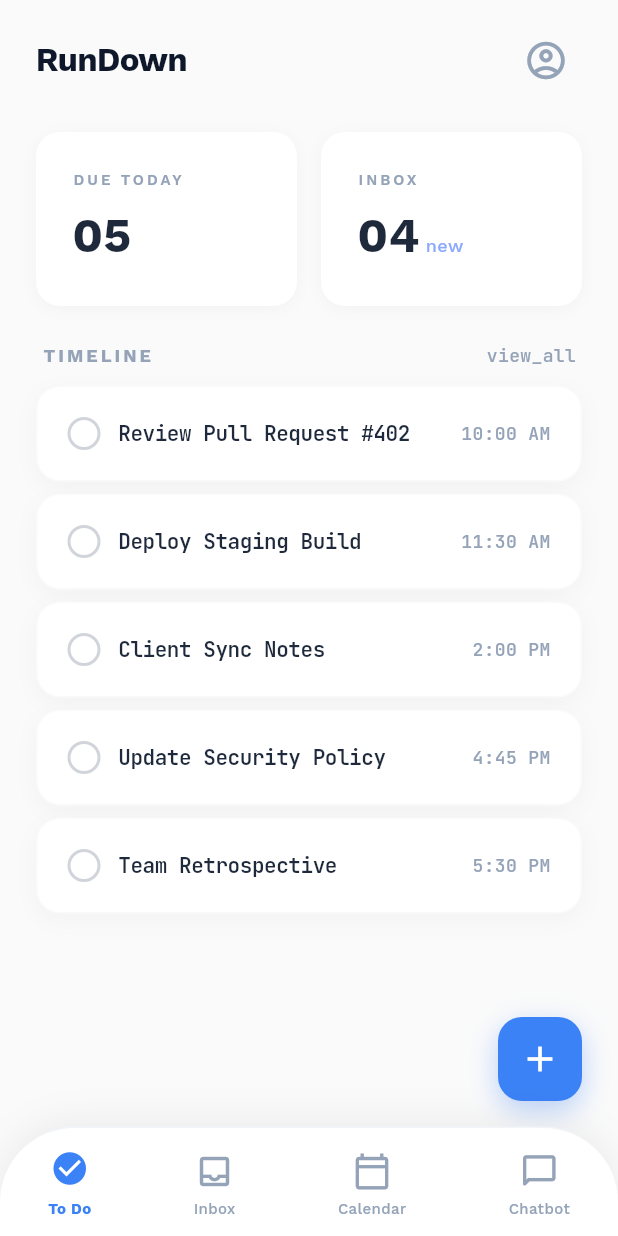
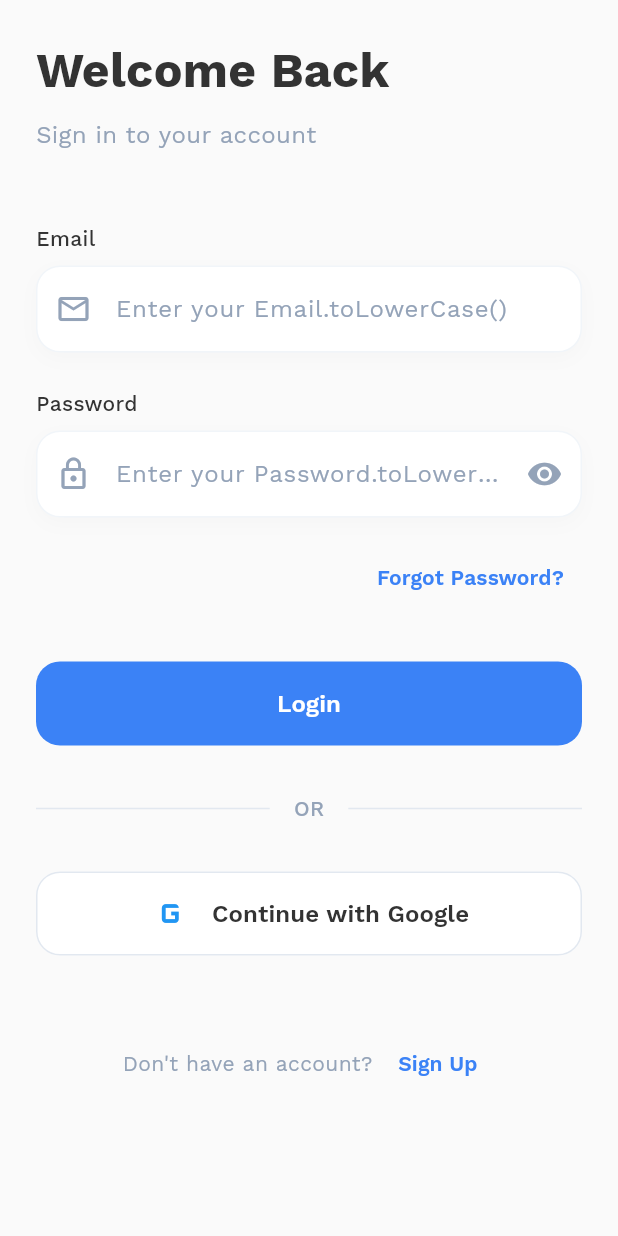
Before and after one commit to rajatsinghten/RundownTask, a Flutter app: the screen it shows after launch, on a phone screen of 412 x 824 dp. Run offline on Flutter 3.47's test engine with Material 3 defaults, Android fonts, the phone set to English and light mode, and no system bars; our stand-ins replace firebase_auth, firebase_core, google_fonts, google_sign_in; missing offline and left inert: googleapis; accounts and stored records are empty; network calls fail.

Commit message:
Login Screen Added

```diff
--- a/lib/app.dart
+++ b/lib/app.dart
@@ -11,7 +11,7 @@ class RundownTaskApp extends StatelessWidget {
       title: 'Rundown Task',
       debugShowCheckedModeBanner: false,
       theme: AppTheme.lightTheme,
-      initialRoute: AppRouter.main,
+      initialRoute: AppRouter.login,
       onGenerateRoute: AppRouter.generateRoute,
     );
   }
--- a/lib/core/router/app_router.dart
+++ b/lib/core/router/app_router.dart
@@ -2,10 +2,12 @@ import 'package:flutter/material.dart';
 import '../../shared/widgets/main_screen.dart';
 import '../../features/inbox/screens/inbox_triage_screen.dart';
 import '../../features/profile/screens/profile_screen.dart';
+import '../../features/auth/screens/login_screen.dart';
 
 class AppRouter {
   AppRouter._();
 
+  static const String login = '/login';
   static const String main = '/';
   static const String inboxTriage = '/inbox-triage';
   static const String profile = '/profile';
@@ -33,6 +35,8 @@ class AppRouter {
 
   static Route<dynamic> generateRoute(RouteSettings settings) {
     switch (settings.name) {
+      case login:
+        return _slideRoute(const LoginScreen(), settings);
       case main:
         return _slideRoute(const MainScreen(), settings);
       case inboxTriage:
@@ -55,7 +59,7 @@ class AppRouter {
         return _slideRoute(
           Scaffold(
             body: Center(
-              child: Text('No route defined for \${settings.name}'),
+              child: Text('No route defined for ${settings.name}'),
             ),
           ),
           settings,
--- /dev/null
+++ b/lib/core/services/auth_service.dart
@@ -0,0 +1,94 @@
+import 'package:firebase_auth/firebase_auth.dart';
+import 'package:google_sign_in/google_sign_in.dart';
+import 'package:googleapis/gmail/v1.dart' as gmail;
+import 'package:http/http.dart' as http;
+
+/// A custom HTTP client that injects the Google Sign-In auth headers
+/// into all requests, so `googleapis` can use it automatically.
+class GoogleAuthClient extends http.BaseClient {
+  final Map<String, String> _headers;
+  final http.Client _client = http.Client();
+
+  GoogleAuthClient(this._headers);
+
+  @override
+  Future<http.StreamedResponse> send(http.BaseRequest request) {
+    return _client.send(request..headers.addAll(_headers));
+  }
+}
+
+class AuthService {
+  // Singleton pattern is useful for services
+  static final AuthService _instance = AuthService._internal();
+  factory AuthService() => _instance;
+  AuthService._internal();
+
+  final FirebaseAuth _auth = FirebaseAuth.instance;
+
+  User? get currentUser => _auth.currentUser;
+
+  /// Starts the Google Sign-In flow and authenticates with Firebase
+  Future<UserCredential?> signInWithGoogle() async {
+    try {
+      // Trigger the authentication flow
+      final GoogleSignInAccount? account = await GoogleSignIn.instance.authenticate(
+        scopeHint: [gmail.GmailApi.gmailReadonlyScope],
+      );
+
+      if (account == null) {
+        // The user canceled the sign-in
+        return null;
+      }
+
+      // Obtain the auth details
+      final GoogleSignInAuthentication googleAuth = await account.authentication;
+
+      // To securely sign in with Firebase, we need the ID token. Sometimes the access token is also requested.
+      // With google_sign_in 7.0+, access tokens must be obtained via the authorization client.
+      final authzClient = account.authorizationClient;
+      final authz = await authzClient.authorizationForScopes([]);
+      final String? accessToken = authz?.accessToken;
+
+      // Create a new credential
+      final OAuthCredential credential = GoogleAuthProvider.credential(
+        accessToken: accessToken,
+        idToken: googleAuth.idToken,
+      );
+
+      // Once signed in, return the UserCredential
+      return await _auth.signInWithCredential(credential);
+    } catch (e) {
+      print('Error during Google Sign-In: $e');
+      return null;
+    }
+  }
+
+  /// Signs out of both Google and Firebase
+  Future<void> signOut() async {
+    await GoogleSignIn.instance.signOut();
+    await _auth.signOut();
+  }
+
+  /// Returns an authenticated GmailApi client for the current Google Session
+  Future<gmail.GmailApi?> getGmailApi() async {
+    try {
+      final authClient = GoogleSignIn.instance.authorizationClient;
+      // Authorize to get the Gmail Scopes
+      final authz = await authClient.authorizeScopes([gmail.GmailApi.gmailReadonlyScope]);
+
+      final token = authz.accessToken;
+
+      final authHeaders = {
+        'Authorization': 'Bearer $token',
+        'X-Goog-AuthUser': '0',
+      };
+
+      final client = GoogleAuthClient(authHeaders);
+
+      return gmail.GmailApi(client);
+    } catch (e) {
+       print('Error getting Gmail API scopes: $e');
+       return null;
+    }
+  }
+}
--- /dev/null
+++ b/lib/features/auth/screens/login_screen.dart
@@ -0,0 +1,302 @@
+import 'package:flutter/material.dart';
+import 'package:google_fonts/google_fonts.dart';
+import '../../../core/theme/app_colors.dart';
+import '../../../core/router/app_router.dart';
+import '../../../core/services/auth_service.dart';
+
+class LoginScreen extends StatefulWidget {
+  const LoginScreen({super.key});
+
+  @override
+  State<LoginScreen> createState() => _LoginScreenState();
+}
+
+class _LoginScreenState extends State<LoginScreen> {
+  final _emailController = TextEditingController();
+  final _passwordController = TextEditingController();
+  bool _isPasswordVisible = false;
+
+  @override
+  void dispose() {
+    _emailController.dispose();
+    _passwordController.dispose();
+    super.dispose();
+  }
+
+  void _handleLogin() {
+    // Basic validation
+    if (_emailController.text.isNotEmpty && _passwordController.text.isNotEmpty) {
+      Navigator.pushReplacementNamed(context, AppRouter.main);
+    } else {
+      ScaffoldMessenger.of(context).showSnackBar(
+        const SnackBar(
+          content: Text('Please enter email and password'),
+          backgroundColor: Colors.red,
+        ),
+      );
+    }
+  }
+
+  @override
+  Widget build(BuildContext context) {
+    return Scaffold(
+      backgroundColor: AppColors.background,
+      body: SafeArea(
+        child: SingleChildScrollView(
+          child: Padding(
+            padding: const EdgeInsets.symmetric(horizontal: 24.0, vertical: 24.0),
+            child: Column(
+              crossAxisAlignment: CrossAxisAlignment.start,
+              mainAxisAlignment: MainAxisAlignment.center,
+            children: [
+              Text(
+                'Welcome Back',
+                style: GoogleFonts.workSans(
+                  fontSize: 32,
+                  fontWeight: FontWeight.bold,
+                  color: AppColors.textMain,
+                ),
+              ),
+              const SizedBox(height: 8),
+              Text(
+                'Sign in to your account',
+                style: GoogleFonts.workSans(
+                  fontSize: 16,
+                  color: AppColors.textSlate400,
+                ),
+              ),
+              const SizedBox(height: 48),
+
+              // Email Field
+              _buildTextField(
+                controller: _emailController,
+                label: 'Email',
+                icon: Icons.email_outlined,
+                keyboardType: TextInputType.emailAddress,
+              ),
+              const SizedBox(height: 24),
+
+              // Password Field
+              _buildTextField(
+                controller: _passwordController,
+                label: 'Password',
+                icon: Icons.lock_outline,
+                obscureText: !_isPasswordVisible,
+                suffixIcon: IconButton(
+                  icon: Icon(
+                    _isPasswordVisible ? Icons.visibility_off : Icons.visibility,
+                    color: AppColors.textSlate400,
+                  ),
+                  onPressed: () {
+                    setState(() {
+                      _isPasswordVisible = !_isPasswordVisible;
+                    });
+                  },
+                ),
+              ),
+              const SizedBox(height: 16),
+
+              // Forgot Password
+              Align(
+                alignment: Alignment.centerRight,
+                child: TextButton(
+                  onPressed: () {},
+                  child: Text(
+                    'Forgot Password?',
+                    style: GoogleFonts.workSans(
+                      color: AppColors.primary,
+                      fontWeight: FontWeight.w600,
+                    ),
+                  ),
+                ),
+              ),
+              const SizedBox(height: 32),
+
+              // Login Button
+              SizedBox(
+                width: double.infinity,
+                height: 56,
+                child: ElevatedButton(
+                  onPressed: _handleLogin,
+                  style: ElevatedButton.styleFrom(
+                    backgroundColor: AppColors.primary,
+                    shape: RoundedRectangleBorder(
+                      borderRadius: BorderRadius.circular(16),
+                    ),
+                    elevation: 0,
+                  ),
+                  child: Text(
+                    'Login',
+                    style: GoogleFonts.workSans(
+                      fontSize: 16,
+                      fontWeight: FontWeight.w600,
+                      color: Colors.white,
+                    ),
+                  ),
+                ),
+              ),
+
+              const SizedBox(height: 32),
+
+              // Divider
+              Row(
+                children: [
+                  Expanded(child: Divider(color: AppColors.slate200)),
+                  Padding(
+                    padding: const EdgeInsets.symmetric(horizontal: 16),
+                    child: Text(
+                      'OR',
+                      style: GoogleFonts.workSans(
+                        color: AppColors.textSlate400,
+                        fontWeight: FontWeight.w500,
+                      ),
+                    ),
+                  ),
+                  Expanded(child: Divider(color: AppColors.slate200)),
+                ],
+              ),
+
+              const SizedBox(height: 32),
+
+              // Google Login Button
+              SizedBox(
+                width: double.infinity,
+                height: 56,
+                child: ElevatedButton(
+                  onPressed: () async {
+                    // Handle Google Login
+                    final credential = await AuthService().signInWithGoogle();
+                    if (credential != null) {
+                      if (context.mounted) {
+                        Navigator.pushReplacementNamed(context, AppRouter.main);
+                      }
+                    } else {
+                      if (context.mounted) {
+                        ScaffoldMessenger.of(context).showSnackBar(
+                          const SnackBar(
+                            content: Text('Google Sign-In failed or was canceled.'),
+                            backgroundColor: Colors.red,
+                          ),
+                        );
+                      }
+                    }
+                  },
+                  style: ElevatedButton.styleFrom(
+                    backgroundColor: Colors.white,
+                    shape: RoundedRectangleBorder(
+                      borderRadius: BorderRadius.circular(16),
+                      side: BorderSide(color: AppColors.slate200),
+                    ),
+                    elevation: 0,
+                  ),
+                  child: Row(
+                    mainAxisAlignment: MainAxisAlignment.center,
+                    children: [
+                      Image.network(
+                        'https://upload.wikimedia.org/wikipedia/commons/thumb/c/c1/Google_%22G%22_logo.svg/120px-Google_%22G%22_logo.svg.png',
+                        height: 24,
+                        width: 24,
+                        errorBuilder: (context, error, stackTrace) => const Icon(Icons.g_mobiledata, color: Colors.blue, size: 30),
+                      ),
+                      const SizedBox(width: 12),
+                      Text(
+                        'Continue with Google',
+                        style: GoogleFonts.workSans(
+                          fontSize: 16,
+                          fontWeight: FontWeight.w600,
+                          color: AppColors.textMain,
+                        ),
+                      ),
+                    ],
+                  ),
+                ),
+              ),
+
+              const SizedBox(height: 48),
+
+              // Sign Up Link
+              Row(
+                mainAxisAlignment: MainAxisAlignment.center,
+                children: [
+                  Text(
+                    "Don't have an account? ",
+                    style: GoogleFonts.workSans(
+                      color: AppColors.textSlate400,
+                    ),
+                  ),
+                  TextButton(
+                    onPressed: () {},
+                    child: Text(
+                      'Sign Up',
+                      style: GoogleFonts.workSans(
+                        color: AppColors.primary,
+                        fontWeight: FontWeight.w600,
+                      ),
+                    ),
+                  ),
+                ],
+              ),
+            ],
+          ),
+        ),
+      ),
+      ),
+    );
+  }
+
+  Widget _buildTextField({
+    required TextEditingController controller,
+    required String label,
+    required IconData icon,
+    bool obscureText = false,
+    TextInputType? keyboardType,
+    Widget? suffixIcon,
+  }) {
+    return Column(
+      crossAxisAlignment: CrossAxisAlignment.start,
+      children: [
+        Text(
+          label,
+          style: GoogleFonts.workSans(
+            fontSize: 14,
+            fontWeight: FontWeight.w500,
+            color: AppColors.textMain,
+          ),
+        ),
+        const SizedBox(height: 8),
+        Container(
+          decoration: BoxDecoration(
+            color: Colors.white,
+            borderRadius: BorderRadius.circular(16),
+            border: Border.all(color: AppColors.slate100),
+            boxShadow: [
+              BoxShadow(
+                color: Colors.black.withOpacity(0.02),
+                blurRadius: 10,
+                offset: const Offset(0, 4),
+              ),
+            ],
+          ),
+          child: TextField(
+            controller: controller,
+            obscureText: obscureText,
+            keyboardType: keyboardType,
+            style: GoogleFonts.workSans(
+              color: AppColors.textMain,
+            ),
+            decoration: InputDecoration(
+              hintText: 'Enter your $label.toLowerCase()',
+              hintStyle: GoogleFonts.workSans(
+                color: AppColors.textSlate400,
+              ),
+              prefixIcon: Icon(icon, color: AppColors.textSlate400),
+              suffixIcon: suffixIcon,
+              border: InputBorder.none,
+              contentPadding: const EdgeInsets.symmetric(horizontal: 16, vertical: 16),
+            ),
+          ),
+        ),
+      ],
+    );
+  }
+}
--- a/lib/main.dart
+++ b/lib/main.dart
@@ -1,6 +1,24 @@
 import 'package:flutter/material.dart';
+import 'package:flutter/services.dart';
+import 'package:firebase_core/firebase_core.dart';
 import 'app.dart';
 
-void main() {
+void main() async {
+  WidgetsFlutterBinding.ensureInitialized();
+  try {
+    await Firebase.initializeApp();
+  } catch (e) {
+    debugPrint('Firebase initialization warning: Please run flutterfire configure. ($e)');
+  }
+  // Use edgeToEdge so the Flutter UI draws behind both status bar and nav bar
+  SystemChrome.setEnabledSystemUIMode(SystemUiMode.edgeToEdge);
+  SystemChrome.setSystemUIOverlayStyle(const SystemUiOverlayStyle(
+    // Match the white nav bar so that the system bar area looks part of the app
+    systemNavigationBarColor: Color(0xFFFFFFFF),
+    systemNavigationBarDividerColor: Colors.transparent,
+    systemNavigationBarIconBrightness: Brightness.dark,
+    statusBarColor: Colors.transparent,
+    statusBarIconBrightness: Brightness.dark,
+  ));
   runApp(const RundownTaskApp());
 }
--- a/lib/shared/widgets/main_screen.dart
+++ b/lib/shared/widgets/main_screen.dart
@@ -113,9 +113,7 @@ class _MainScreenState extends State<MainScreen> {
     final goingForward = _currentIndex > _previousIndex;
     return Scaffold(
       backgroundColor: AppColors.background,
-      body: Stack(
-        children: [
-          AnimatedSwitcher(
+      body: AnimatedSwitcher(
         duration: const Duration(milliseconds: 300),
         switchInCurve: Curves.easeOutCubic,
         switchOutCurve: Curves.easeInCubic,
@@ -135,15 +133,7 @@ class _MainScreenState extends State<MainScreen> {
         },
         child: _screenForIndex(_currentIndex),
       ),
-          // Bottom nav bar
-          Positioned(
-            bottom: 0,
-            left: 0,
-            right: 0,
-            child: _buildBottomNavBar(),
-          ),
-        ],
-      ),
+      bottomNavigationBar: _buildBottomNavBar(),
     );
   }
 
@@ -173,7 +163,7 @@ class _MainScreenState extends State<MainScreen> {
         left: 32,
         right: 32,
         top: 16,
-        bottom: MediaQuery.of(context).padding.bottom + 12,
+        bottom: MediaQuery.of(context).viewPadding.bottom + 12,
       ),
       child: Row(
         mainAxisAlignment: MainAxisAlignment.spaceBetween,
```
Also changed, not shown: pubspec.yaml (+18 -0 lines), assets/RundownLogo.png (added), 52 other files. Lines whose indentation alone changed are shown as unchanged.
